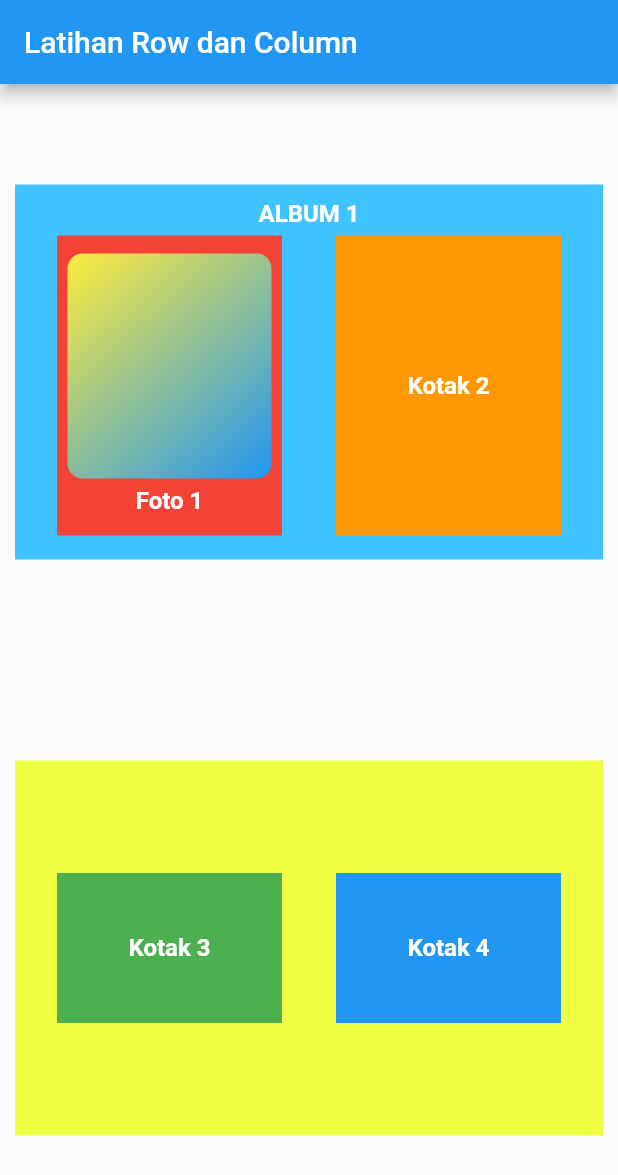
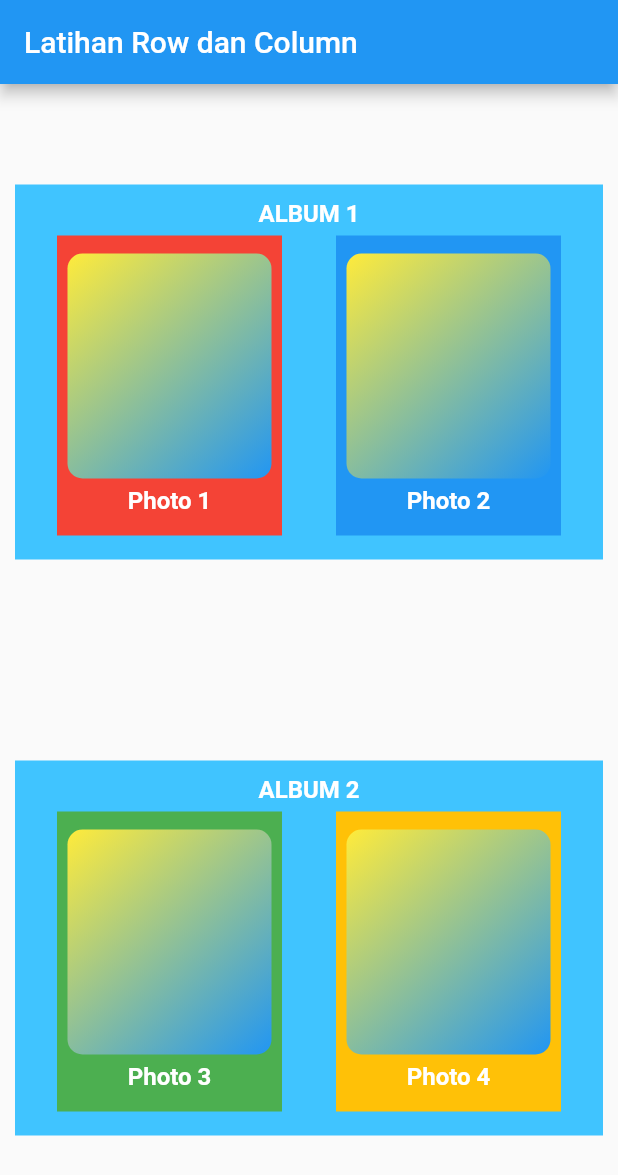
Before and after one commit to adityaramadhani050/belajar-flutter, a Flutter app: the screen it shows after launch, on a phone screen of 412 x 824 dp. Shown: the top 1175 px of the screen. Run offline on Flutter 3.47's test engine with Material 2 defaults, Android fonts, the phone set to English and light mode, and no system bars.

Commit message:
add new widget PhotoCard

```diff
--- a/my_tutorial_application/lib/main.dart
+++ b/my_tutorial_application/lib/main.dart
@@ -1,5 +1,6 @@
 import 'package:flutter/cupertino.dart';
 import 'package:flutter/material.dart';
+import 'package:my_tutorial_application/widgets/photo_card.dart';
 
 void main() {
   runApp(const MyApp());
@@ -37,53 +38,9 @@ class MyApp extends StatelessWidget {
                   ),
                   Row(
                     mainAxisAlignment: MainAxisAlignment.spaceAround,
-                    children: [
-                      Container(
-                        width: 150,
-                        height: 200,
-                        color: Colors.red,
-                        padding: const EdgeInsets.fromLTRB(7, 12, 7, 0),
-                        child: Center(
-                          child: Column(
-                            children: [
-                              Container(
-                                width: double.infinity,
-                                height: 150,
-                                margin: const EdgeInsets.only(bottom: 5),
-                                decoration: BoxDecoration(
-                                  borderRadius: BorderRadius.circular(10),
-                                  gradient: const LinearGradient(
-                                    begin: Alignment.topLeft,
-                                    end: Alignment.bottomRight,
-                                    colors: [Colors.yellow, Colors.blue],
-                                  ),
-                                ),
-                              ),
-                              const Text(
-                                'Foto 1',
-                                style: TextStyle(
-                                    fontWeight: FontWeight.bold,
-                                    fontSize: 16,
-                                    color: Colors.white),
-                              ),
-                            ],
-                          ),
-                        ),
-                      ),
-                      Container(
-                        width: 150,
-                        height: 200,
-                        color: Colors.orange,
-                        child: const Center(
-                          child: Text(
-                            'Kotak 2',
-                            style: TextStyle(
-                                fontWeight: FontWeight.bold,
-                                fontSize: 16,
-                                color: Colors.white),
-                          ),
-                        ),
-                      )
+                    children: const [
+                      PhotoCard(text: 'Photo 1', backgroundColor: Colors.red),
+                      PhotoCard(text: 'Photo 2', backgroundColor: Colors.blue),
                     ],
                   ),
                 ],
@@ -93,41 +50,29 @@ class MyApp extends StatelessWidget {
               height: 250,
               margin: const EdgeInsets.all(10),
               padding: const EdgeInsets.all(10),
-              color: Colors.limeAccent,
-              child: Row(
-                mainAxisAlignment: MainAxisAlignment.spaceAround,
+              color: Colors.lightBlueAccent,
+              child: Column(
                 children: [
-                  Container(
-                    width: 150,
-                    height: 100,
-                    color: Colors.green,
-                    child: const Center(
+                  const Padding(
+                    padding: EdgeInsets.only(bottom: 5),
                     child: Text(
-                        'Kotak 3',
+                      'ALBUM 2',
                       style: TextStyle(
                           fontWeight: FontWeight.bold,
                           fontSize: 16,
                           color: Colors.white),
                     ),
                   ),
+                  Row(
+                    mainAxisAlignment: MainAxisAlignment.spaceAround,
+                    children: const [
+                      PhotoCard(text: 'Photo 3', backgroundColor: Colors.green),
+                      PhotoCard(text: 'Photo 4', backgroundColor: Colors.amber),
+                    ],
                   ),
-                  Container(
-                    width: 150,
-                    height: 100,
-                    color: Colors.blue,
-                    child: const Center(
-                      child: Text(
-                        'Kotak 4',
-                        style: TextStyle(
-                            fontWeight: FontWeight.bold,
-                            fontSize: 16,
-                            color: Colors.white),
+                ],
               ),
             ),
-                  )
-                ],
-              ),
-            )
           ],
         ),
       ),
--- /dev/null
+++ b/my_tutorial_application/lib/widgets/photo_card.dart
@@ -0,0 +1,47 @@
+import 'package:flutter/material.dart';
+
+class PhotoCard extends StatelessWidget {
+  final String text;
+  final Color backgroundColor;
+  const PhotoCard({
+    required this.text,
+    required this.backgroundColor,
+    Key? key,
+  }) : super(key: key);
+
+  @override
+  Widget build(BuildContext context) {
+    return Container(
+      width: 150,
+      height: 200,
+      color: backgroundColor,
+      padding: const EdgeInsets.fromLTRB(7, 12, 7, 0),
+      child: Center(
+        child: Column(
+          children: [
+            Container(
+              width: double.infinity,
+              height: 150,
+              margin: const EdgeInsets.only(bottom: 5),
+              decoration: BoxDecoration(
+                borderRadius: BorderRadius.circular(10),
+                gradient: const LinearGradient(
+                  begin: Alignment.topLeft,
+                  end: Alignment.bottomRight,
+                  colors: [Colors.yellow, Colors.blue],
+                ),
+              ),
+            ),
+            Text(
+              text,
+              style: const TextStyle(
+                  fontWeight: FontWeight.bold,
+                  fontSize: 16,
+                  color: Colors.white),
+            ),
+          ],
+        ),
+      ),
+    );
+  }
+}
```
Lines whose indentation alone changed are shown as unchanged.
